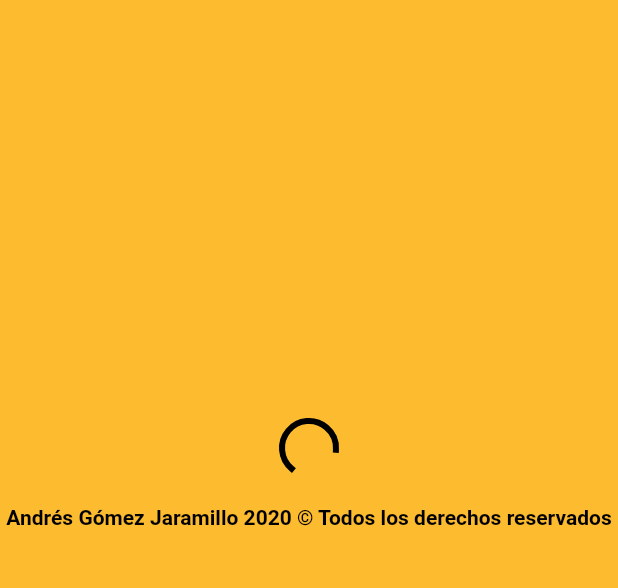
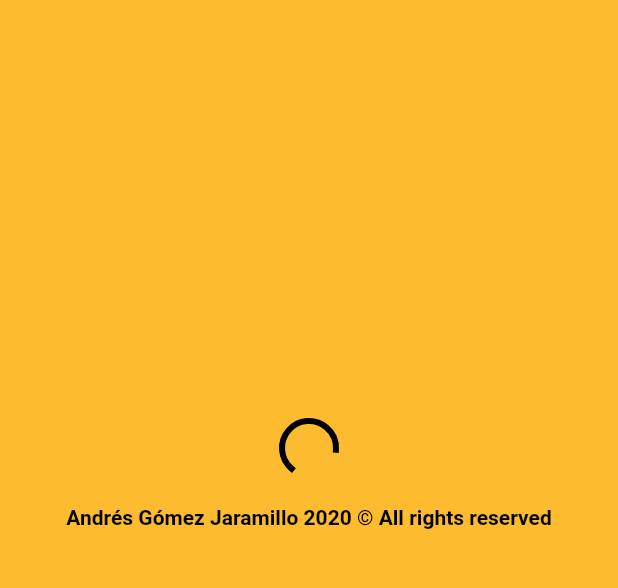
Before and after one commit to AndresGomezJ1/DC_app, a Flutter app: the first screen one second after launch, on a phone screen of 412 x 824 dp, the part 555-1143 px from its top. Run offline on Flutter 3.47's test engine with Material 2 defaults, Android fonts, the phone set to English and light mode, and no system bars; drawn by our look-alikes of splashscreen.

Commit message:
Internacionalización App

```diff
--- /dev/null
+++ b/lib/l10n/intl_en.arb
@@ -0,0 +1,4 @@
+{
+  "creator" : "Andrés Gómez Jaramillo 2020 ",
+  "copyRight" : "© All rights reserved"
+}
--- /dev/null
+++ b/lib/l10n/intl_es.arb
@@ -0,0 +1,4 @@
+{
+  "creator" : "Andrés Gómez Jaramillo 2020 ",
+  "copyRight" : "© Todos los derechos reservados"
+}
--- a/lib/main.dart
+++ b/lib/main.dart
@@ -1,8 +1,29 @@
+import 'package:dcapp/screens/splash_screen.dart';
 import 'package:flutter/material.dart';
-import 'screens/splash_screen.dart';
+import 'package:flutter_localizations/flutter_localizations.dart';
+import 'package:dcapp/generated/l10n.dart';
 
-void main(){
+
+void main() {
   runApp(new MaterialApp(
     home: new DCApp(),
   ));
 }
+
+class DCApp extends StatelessWidget {
+  @override
+  Widget build(BuildContext context) {
+    return MaterialApp(
+      debugShowCheckedModeBanner: false,
+      title: 'DC App',
+      home: SplashScreenDC(),
+      localizationsDelegates: [
+        GlobalMaterialLocalizations.delegate,
+        GlobalWidgetsLocalizations.delegate,
+        GlobalCupertinoLocalizations.delegate,
+        AppLocalizations.delegate,
+      ],
+      supportedLocales: AppLocalizations.delegate.supportedLocales,
+    );
+  }
+}
--- a/lib/screens/splash_screen.dart
+++ b/lib/screens/splash_screen.dart
@@ -1,18 +1,18 @@
 import 'dart:math';
 
+import 'package:dcapp/generated/l10n.dart';
 import 'package:dcapp/models/splash_model.dart';
+import 'package:dcapp/screens/home_screen.dart';
 import 'package:flutter/material.dart';
 
 import 'package:splashscreen/splashscreen.dart';
 
-import 'home_screen.dart';
-
-class DCApp extends StatefulWidget {
+class SplashScreenDC extends StatefulWidget {
   @override
-  _DCAppState createState() => new _DCAppState();
+  _SplashScreenDCState createState() => new _SplashScreenDCState();
 }
 
-class _DCAppState extends State<DCApp> {
+class _SplashScreenDCState extends State<SplashScreenDC> {
   static Splash _superman = new Splash(
       backgroundColor: Color.fromRGBO(2, 88, 233, 1),
       primaryColor: Color.fromRGBO(254, 0, 0, 1),
@@ -87,12 +87,11 @@ class _DCAppState extends State<DCApp> {
       loaderColor: _splash.primaryColor,
       loadingText: Text.rich(TextSpan(children: [
         TextSpan(
-            text: "Andrés Gómez Jaramillo 2020",
+            text: AppLocalizations.of(context).creator,
             style: TextStyle(
                 fontWeight: FontWeight.bold, color: _splash.primaryColor)),
-
         TextSpan(
-            text: " © Todos los derechos reservados",
+            text: AppLocalizations.of(context).copyRight,
             style: TextStyle(
                 fontWeight: FontWeight.bold, color: _splash.secondColor))
       ])),
```
Also changed, not shown: pubspec.yaml (+7 -0 lines), lib/generated/intl/messages_all.dart (added), lib/generated/intl/messages_en.dart (added), lib/generated/intl/messages_es.dart (added), lib/generated/l10n.dart (added), lib/screens/home_screen.dart (indentation only).
